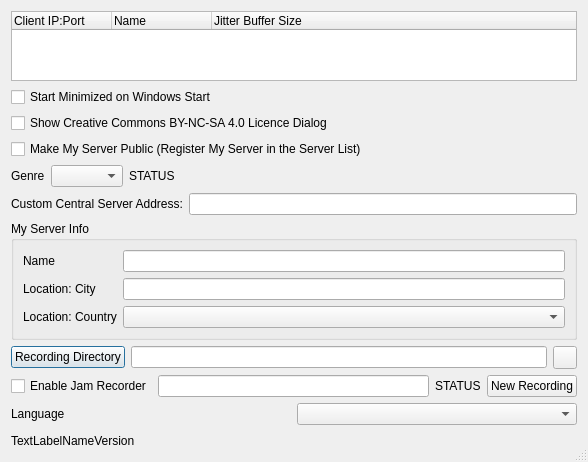
Above: src/serverdlgbase.ui from jamulussoftware/jamulus before the change. Below: the same form after it.
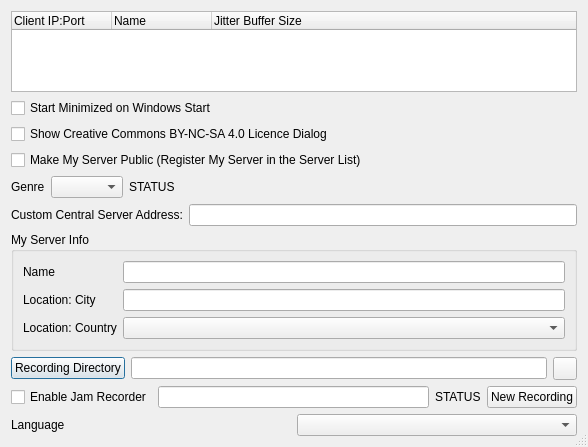
That is the form after the change. Icons and pictures are not drawn. Custom widgets are drawn as their Qt base class.

Commit message: remove the version label at the bottom of the server GUI since we now have many settings and we want to clean up a bit -> the version can be seen in the About dialog anyway

```diff
--- a/src/serverdlgbase.ui
+++ b/src/serverdlgbase.ui
@@ -236,51 +236,6 @@
      </item>
     </layout>
    </item>
-   <item>
-    <layout class="QHBoxLayout">
-     <property name="spacing">
-      <number>6</number>
-     </property>
-     <property name="leftMargin">
-      <number>0</number>
-     </property>
-     <property name="topMargin">
-      <number>0</number>
-     </property>
-     <property name="rightMargin">
-      <number>0</number>
-     </property>
-     <property name="bottomMargin">
-      <number>0</number>
-     </property>
-     <item>
-      <widget class="QLabel" name="lblNameVersion">
-       <property name="text">
-        <string>TextLabelNameVersion</string>
-       </property>
-       <property name="wordWrap">
-        <bool>false</bool>
-       </property>
-      </widget>
-     </item>
-     <item>
-      <spacer>
-       <property name="orientation">
-        <enum>Qt::Horizontal</enum>
-       </property>
-       <property name="sizeType">
-        <enum>QSizePolicy::Expanding</enum>
-       </property>
-       <property name="sizeHint" stdset="0">
-        <size>
-         <width>20</width>
-         <height>20</height>
-        </size>
-       </property>
-      </spacer>
-     </item>
-    </layout>
-   </item>
   </layout>
  </widget>
  <customwidgets>
```
The commit also changes 1 other file.
